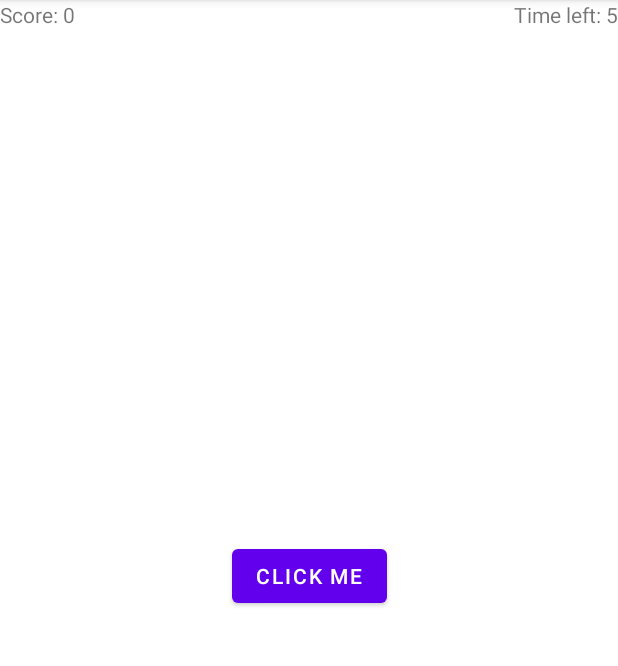
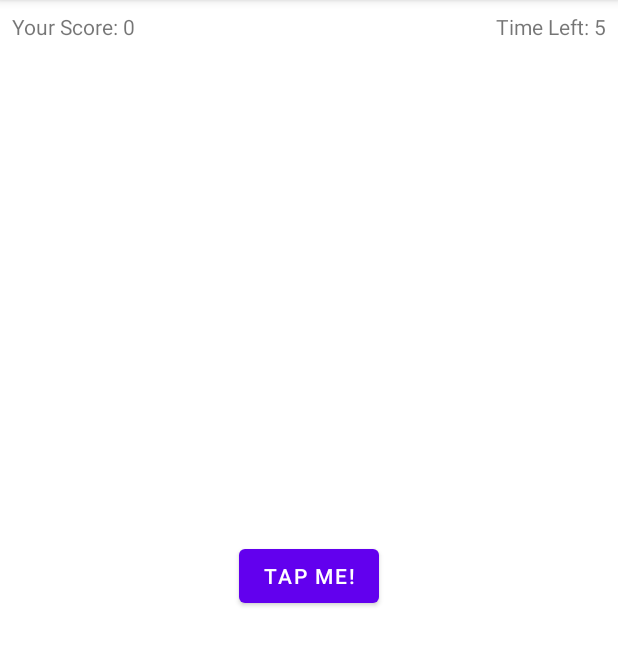
Before and after one commit to dk150/Android-lessons, an Android app: the screen it shows after launch (MainActivity), on a phone screen of 412 x 824 dp, the part 84-750 px from its top. Run offline under Robolectric (Android 15) with nearby library versions, the phone set to English and light mode, and no system bars.

```diff
--- a/TimeFighter/app/src/main/java/com/raywenderlich/timefighter/dk150/MainActivity.kt
+++ b/TimeFighter/app/src/main/java/com/raywenderlich/timefighter/dk150/MainActivity.kt
@@ -1,19 +1,14 @@
 package com.raywenderlich.timefighter.dk150
 
-import android.os.Build
 import androidx.appcompat.app.AppCompatActivity
 import android.os.Bundle
 import android.os.Handler
 import android.view.View
 import android.widget.Button
 import android.widget.TextView
-import androidx.annotation.RequiresApi
-import java.time.Instant
 import java.util.*
 import kotlin.concurrent.schedule
 import kotlin.concurrent.scheduleAtFixedRate
-import kotlin.concurrent.timer
-import kotlin.concurrent.timerTask
 
 class MainActivity : AppCompatActivity() {
     private var score = 0
@@ -26,17 +21,16 @@ class MainActivity : AppCompatActivity() {
         setContentView(R.layout.activity_main)
 
         resetGame()
-
     }
 
     private fun resetGame() {
         score = 0
-        time = 5
-        findViewById<TextView>(R.id.score).text = getString(R.string.score, score)
-        findViewById<TextView>(R.id.time).text = getString(R.string.time, time)
-        findViewById<TextView>(R.id.result).visibility = View.INVISIBLE
+        time = resources.getInteger(R.integer.time)
+        findViewById<TextView>(R.id.gameScoreTextView).text = getString(R.string.your_score, score)
+        findViewById<TextView>(R.id.timeLeftTextView).text = getString(R.string.your_time, time)
+        findViewById<TextView>(R.id.resultMsgTextView).visibility = View.INVISIBLE
         inProgress = false
-        findViewById<Button>(R.id.button).setOnClickListener {
+        findViewById<Button>(R.id.tapMeButton).setOnClickListener {
             if(!inProgress)
                 startTimer()
             updateScore()
@@ -45,25 +39,24 @@ class MainActivity : AppCompatActivity() {
 
     private fun startTimer() {
         inProgress = true
-        var timer=Timer("timer", false)
-        var mainHandler = Handler(mainLooper)
-        var updateTime = Runnable() {
-            findViewById<TextView>(R.id.time).text = getString(R.string.time, time)
+        val timer=Timer("timer", false)
+        val mainHandler = Handler(mainLooper)
+        val updateTime = Runnable {
+            findViewById<TextView>(R.id.timeLeftTextView).text = getString(R.string.your_time, time)
         }
-        var newGame = Runnable() {
+        val newGame = Runnable {
             resetGame()
         }
-        var finishGame = Runnable() {
-            findViewById<Button>(R.id.button).setOnClickListener(null)
-            var result = findViewById<TextView>(R.id.result)
-            var sP = getSharedPreferences("score", MODE_PRIVATE)
+        val finishGame = Runnable {
+            findViewById<Button>(R.id.tapMeButton).setOnClickListener(null)
+            val result = findViewById<TextView>(R.id.resultMsgTextView)
+            val sP = getSharedPreferences("score", MODE_PRIVATE)
             highScore = sP.getInt("highScore", 0)
-            var resText: String
-            if(score > highScore) {
+            val resText: String = if(score > highScore) {
                 sP.edit().putInt("highScore", score).apply()
-                resText = getString(R.string.high_score, score)
+                getString(R.string.high_score, score)
             } else {
-                resText = getString(R.string.no_score, score, highScore)
+                getString(R.string.no_score, score, highScore)
             }
             result.text = resText
             result.visibility = View.VISIBLE
@@ -83,6 +76,6 @@ class MainActivity : AppCompatActivity() {
 
     private fun updateScore() {
         score++
-        findViewById<TextView>(R.id.score).text = getString(R.string.score, score)
+        findViewById<TextView>(R.id.gameScoreTextView).text = getString(R.string.your_score, score)
     }
 }
--- a/TimeFighter/app/src/main/res/layout/activity_main.xml
+++ b/TimeFighter/app/src/main/res/layout/activity_main.xml
@@ -7,38 +7,44 @@
     tools:context=".MainActivity">
 
     <TextView
-        android:id="@+id/result"
-        android:visibility="invisible"
+        android:id="@+id/gameScoreTextView"
         android:layout_width="wrap_content"
         android:layout_height="wrap_content"
-        android:text="Congratulations! Your score is: "
-        app:layout_constraintBottom_toTopOf="@+id/button"
+        android:layout_marginStart="8dp"
+        android:layout_marginTop="8dp"
+        android:text="@string/your_score"
+        app:layout_constraintStart_toStartOf="parent"
+        app:layout_constraintTop_toTopOf="parent"
+        tools:text='"Your Score: 0"' />
+
+    <TextView
+        android:id="@+id/timeLeftTextView"
+        android:layout_width="wrap_content"
+        android:layout_height="wrap_content"
+        android:layout_marginEnd="8dp"
+        android:layout_marginTop="8dp"
+        android:text="@string/your_time"
+        app:layout_constraintEnd_toEndOf="parent"
+        app:layout_constraintTop_toTopOf="parent"
+        tools:text='"Time Left: 5"' />
+
+    <TextView
+        android:id="@+id/resultMsgTextView"
+        android:layout_width="wrap_content"
+        android:layout_height="wrap_content"
+        android:visibility="invisible"
+        app:layout_constraintBottom_toTopOf="@+id/tapMeButton"
         app:layout_constraintLeft_toLeftOf="parent"
         app:layout_constraintRight_toRightOf="parent"
         app:layout_constraintTop_toTopOf="parent"
-        app:layout_constraintVertical_bias="0.95" />
-
-    <TextView
-        android:id="@+id/score"
-        android:layout_width="wrap_content"
-        android:layout_height="wrap_content"
-        android:text="Score: "
-        app:layout_constraintStart_toStartOf="parent"
-        app:layout_constraintTop_toTopOf="parent" />
-
-    <TextView
-        android:id="@+id/time"
-        android:layout_width="wrap_content"
-        android:layout_height="wrap_content"
-        android:text="Time left: "
-        app:layout_constraintEnd_toEndOf="parent"
-        app:layout_constraintTop_toTopOf="parent" />
+        app:layout_constraintVertical_bias="0.95"
+        tools:text="@string/no_score" />
 
     <Button
-        android:id="@+id/button"
+        android:id="@+id/tapMeButton"
         android:layout_width="wrap_content"
         android:layout_height="48dp"
-        android:text="Click ME"
+        android:text="@string/tap_me"
         app:layout_constraintBottom_toBottomOf="parent"
         app:layout_constraintEnd_toEndOf="parent"
         app:layout_constraintStart_toStartOf="parent"
--- /dev/null
+++ b/TimeFighter/app/src/main/res/values/integers.xml
@@ -0,0 +1,4 @@
+<?xml version="1.0" encoding="utf-8"?>
+<resources>
+    <integer name="time">5</integer>
+</resources>
--- a/TimeFighter/app/src/main/res/values/strings.xml
+++ b/TimeFighter/app/src/main/res/values/strings.xml
@@ -1,7 +1,8 @@
 <resources>
+    <string name="tap_me">Tap Me!</string>
     <string name="app_name">TimeFighter</string>
-    <string name="score">Score: %1$d</string>
-    <string name="time">Time left: %1$d</string>
+    <string name="your_score">Your Score: %1$d</string>
     <string name="high_score">Congratulations! New high score: %1$d</string>
     <string name="no_score">Your score: %1$d (current high score is %2$d)</string>
+    <string name="your_time">Time Left: %1$d</string>
 </resources>
```
Also changed, not shown: 1 other file.
